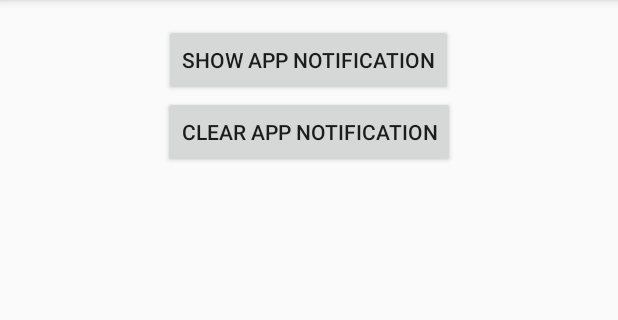
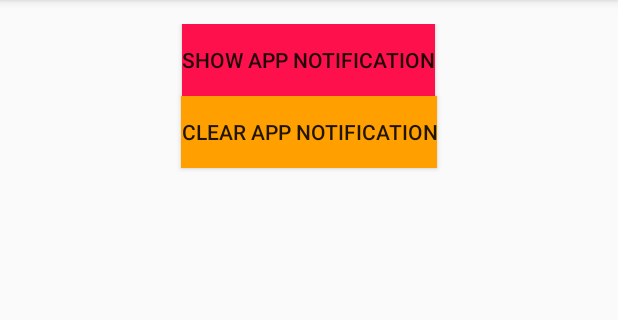
Before and after one commit to ngesa254/simple-notification, an Android app: the screen it shows after launch (MainActivity), on a phone screen of 412 x 824 dp, the part 84-404 px from its top. Run offline under Robolectric (Android 15) with nearby library versions, the phone set to English and light mode, and no system bars.

Commit message:
update button

```diff
--- a/app/src/main/java/io/droidmarvin/simplenotification/MainActivity.java
+++ b/app/src/main/java/io/droidmarvin/simplenotification/MainActivity.java
@@ -40,6 +40,7 @@ public class MainActivity extends AppCompatActivity {
                 mBuilder.setSmallIcon(R.drawable.techx);
                 mBuilder.setContentIntent(mPendingIntent);
                 mBuilder.setOngoing(true);
+
                 //API level 16
                 mBuilder.setSubText("We are holding an xMeeting this Monday. Purpose to attend!");
                 mBuilder.setNumber(150);
--- a/app/src/main/res/layout/activity_main.xml
+++ b/app/src/main/res/layout/activity_main.xml
@@ -15,11 +15,13 @@ tools:context="io.droidmarvin.simplenotification.MainActivity">
     android:id="@+id/notification_show_button"
     android:layout_width="wrap_content"
     android:layout_height="wrap_content"
+    android:background="@color/pink"
     android:text="Show App Notification" />
 
 <Button
     android:id="@+id/notification_clear_button"
     android:layout_width="wrap_content"
     android:layout_height="wrap_content"
+    android:background="@color/yello"
     android:text="Clear App Notification" />
 </LinearLayout>
```
